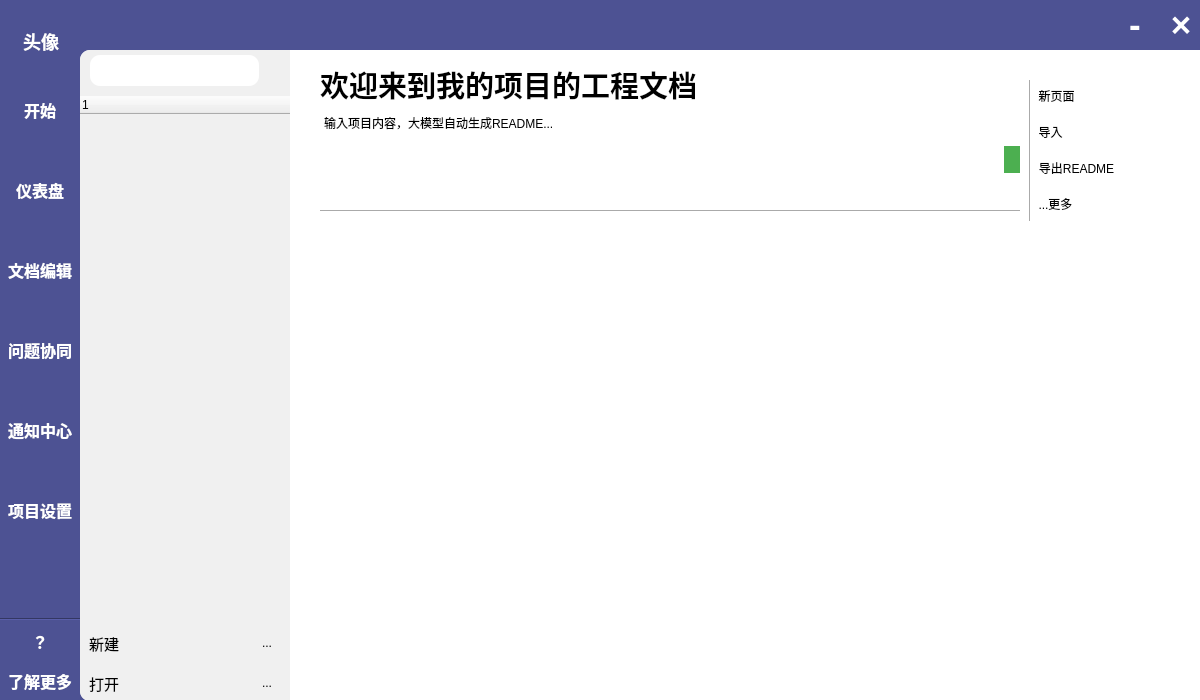
This is src/mainwindow.ui in luobiwen/LDocs as Qt 5 draws it before an edit. The edited form follows.
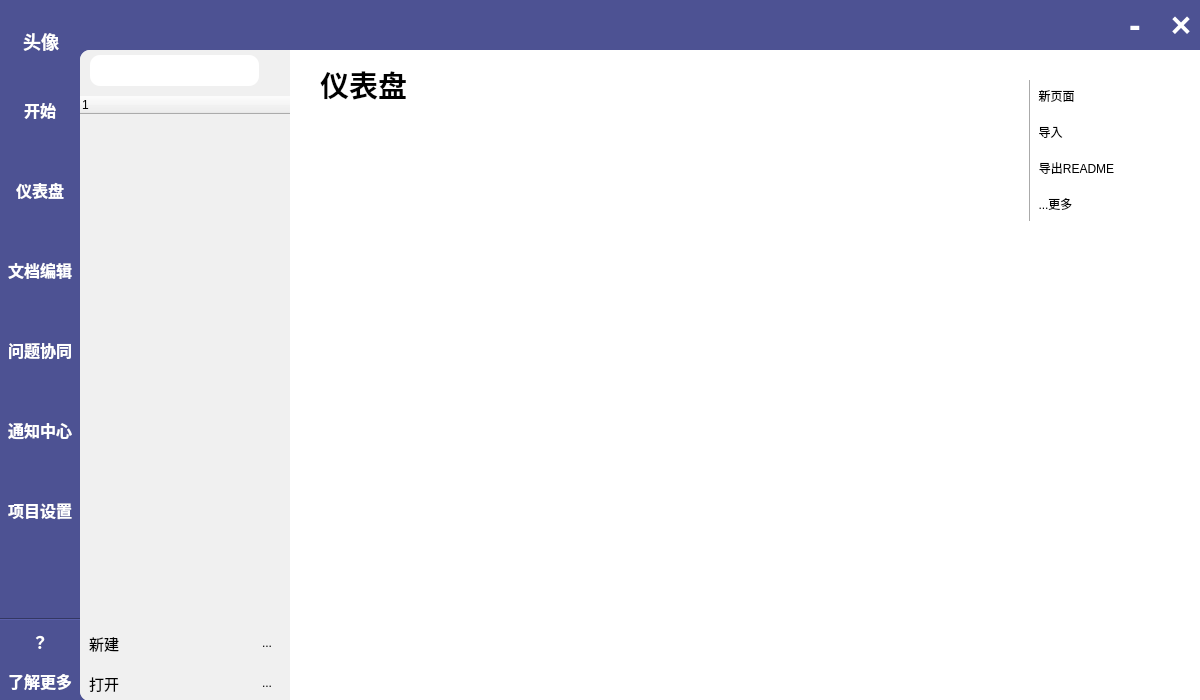
This is the edited form. The open tabs and pages were chosen to show the change. Icons and pictures are not drawn.

Diff of the .ui file:
```diff
--- a/src/mainwindow.ui
+++ b/src/mainwindow.ui
@@ -528,7 +528,7 @@
      <string notr="true">background-color: rgb(255, 255, 255);</string>
     </property>
     <property name="currentIndex">
-     <number>0</number>
+     <number>5</number>
     </property>
     <widget class="QWidget" name="start">
      <widget class="QWidget" name="widget_5" native="true">
@@ -537,7 +537,7 @@
         <x>740</x>
         <y>30</y>
         <width>171</width>
-        <height>171</height>
+        <height>161</height>
        </rect>
       </property>
       <layout class="QVBoxLayout" name="verticalLayout_3">
@@ -622,33 +622,6 @@
          </property>
         </widget>
        </item>
-       <item>
-        <widget class="QToolButton" name="toolButton_115">
-         <property name="styleSheet">
-          <string notr="true">QToolButton {
-    border: none;
-    padding: 4px;
-}
-
-QToolButton:hover {
-	color: rgb(0, 100, 255);
-}
-
-QToolButton:pressed {
-	color: rgb(0, 100, 255);
-}</string>
-         </property>
-         <property name="text">
-          <string>导出README</string>
-         </property>
-         <property name="icon">
-          <iconset theme="QIcon::ThemeIcon::DocumentSaveAs"/>
-         </property>
-         <property name="toolButtonStyle">
-          <enum>Qt::ToolButtonStyle::ToolButtonTextBesideIcon</enum>
-         </property>
-        </widget>
-       </item>
        <item>
         <widget class="QToolButton" name="toolButton_110">
          <property name="styleSheet">
@@ -677,7 +650,7 @@
         <x>730</x>
         <y>30</y>
         <width>20</width>
-        <height>171</height>
+        <height>161</height>
        </rect>
       </property>
       <property name="orientation">
@@ -1135,7 +1108,7 @@
 }</string>
          </property>
          <property name="text">
-          <string>&lt;html&gt;&lt;head/&gt;&lt;body&gt;&lt;p&gt;&lt;span style=&quot; font-size:22pt; font-weight:700;&quot;&gt;欢迎来到我的项目的工程文档&lt;/span&gt;&lt;/p&gt;&lt;/body&gt;&lt;/html&gt;</string>
+          <string>&lt;html&gt;&lt;head/&gt;&lt;body&gt;&lt;p&gt;&lt;span style=&quot; font-size:22pt; font-weight:700;&quot;&gt;仪表盘&lt;/span&gt;&lt;/p&gt;&lt;/body&gt;&lt;/html&gt;</string>
          </property>
         </widget>
        </item>
@@ -1157,67 +1130,6 @@
           <property name="bottomMargin">
            <number>0</number>
           </property>
-          <item>
-           <widget class="QTextEdit" name="textEdit_6">
-            <property name="sizePolicy">
-             <sizepolicy hsizetype="Expanding" vsizetype="Fixed">
-              <horstretch>0</horstretch>
-              <verstretch>0</verstretch>
-             </sizepolicy>
-            </property>
-            <property name="minimumSize">
-             <size>
-              <width>0</width>
-              <height>100</height>
-             </size>
-            </property>
-            <property name="maximumSize">
-             <size>
-              <width>16777215</width>
-              <height>100</height>
-             </size>
-            </property>
-            <property name="styleSheet">
-             <string notr="true">border:none;</string>
-            </property>
-            <property name="html">
-             <string>&lt;!DOCTYPE HTML PUBLIC &quot;-//W3C//DTD HTML 4.0//EN&quot; &quot;http://www.w3.org/TR/REC-html40/strict.dtd&quot;&gt;
-&lt;html&gt;&lt;head&gt;&lt;meta name=&quot;qrichtext&quot; content=&quot;1&quot; /&gt;&lt;meta charset=&quot;utf-8&quot; /&gt;&lt;style type=&quot;text/css&quot;&gt;
-p, li { white-space: pre-wrap; }
-hr { height: 1px; border-width: 0; }
-li.unchecked::marker { content: &quot;\2610&quot;; }
-li.checked::marker { content: &quot;\2612&quot;; }
-&lt;/style&gt;&lt;/head&gt;&lt;body style=&quot; font-family:'Microsoft YaHei UI'; font-size:9pt; font-weight:400; font-style:normal;&quot;&gt;
-&lt;p style=&quot; margin-top:0px; margin-bottom:0px; margin-left:0px; margin-right:0px; -qt-block-indent:0; text-indent:0px;&quot;&gt;输入项目内容，大模型自动生成README...&lt;/p&gt;&lt;/body&gt;&lt;/html&gt;</string>
-            </property>
-           </widget>
-          </item>
-          <item>
-           <widget class="QToolButton" name="toolButton_4">
-            <property name="styleSheet">
-             <string notr="true">QToolButton {
-    border: none;
-    background-color: #4CAF50;  /* 背景色 */
-    color: white;               /* 文字颜色 */
-    padding: 4px;
-}
-
-QToolButton:hover {
-    background-color: #45a049;  /* 悬停状态 */
-}
-
-QToolButton:pressed {
-    background-color: #3d8b40;  /* 按下状态 */
-}</string>
-            </property>
-            <property name="text">
-             <string/>
-            </property>
-            <property name="icon">
-             <iconset theme="QIcon::ThemeIcon::MediaPlaybackStart"/>
-            </property>
-           </widget>
-          </item>
          </layout>
         </widget>
        </item>
@@ -1228,13 +1140,6 @@
          </property>
         </widget>
        </item>
-       <item>
-        <widget class="QTextEdit" name="textEdit_5">
-         <property name="styleSheet">
-          <string notr="true">border:none;</string>
-         </property>
-        </widget>
-       </item>
       </layout>
      </widget>
      <widget class="Line" name="line_4">
```
